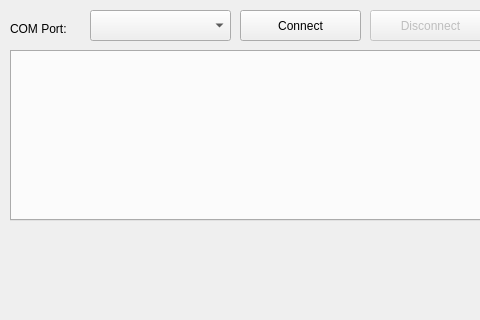
Before: the Qt Designer form mainwindow.ui in ahp-electronics/xc-gui, drawn with Qt 5; both pictures show x 0 to 480 and y 0 to 320 of the 897 by 600 pixel window.
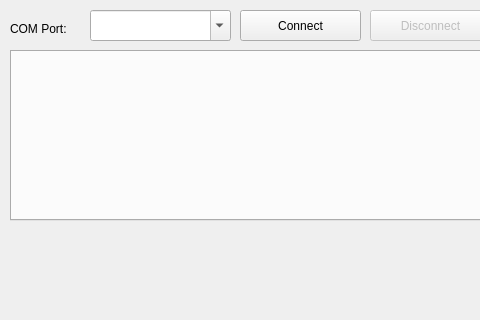
After: the same form once the commit is applied.

The edit to the form file:
```diff
--- a/mainwindow.ui
+++ b/mainwindow.ui
@@ -23,6 +23,9 @@
       <height>31</height>
      </rect>
     </property>
+    <property name="editable">
+     <bool>true</bool>
+    </property>
    </widget>
    <widget class="QLabel" name="label">
     <property name="geometry">
```
